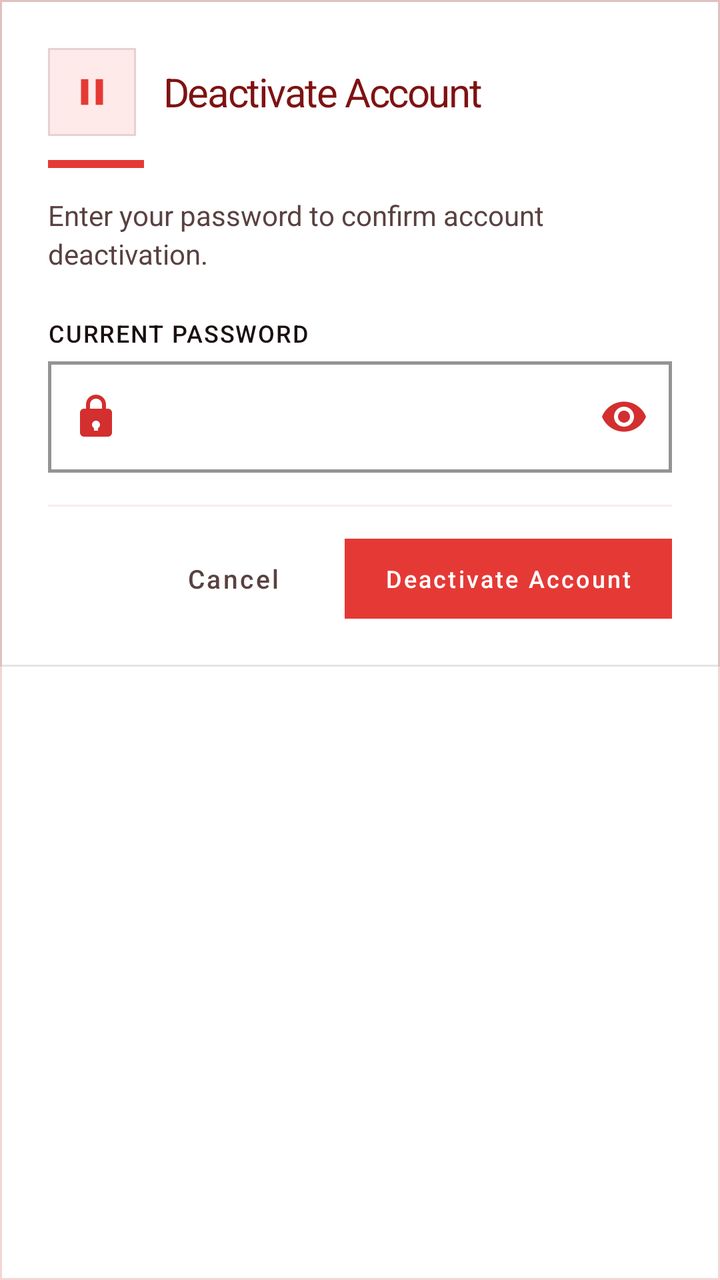
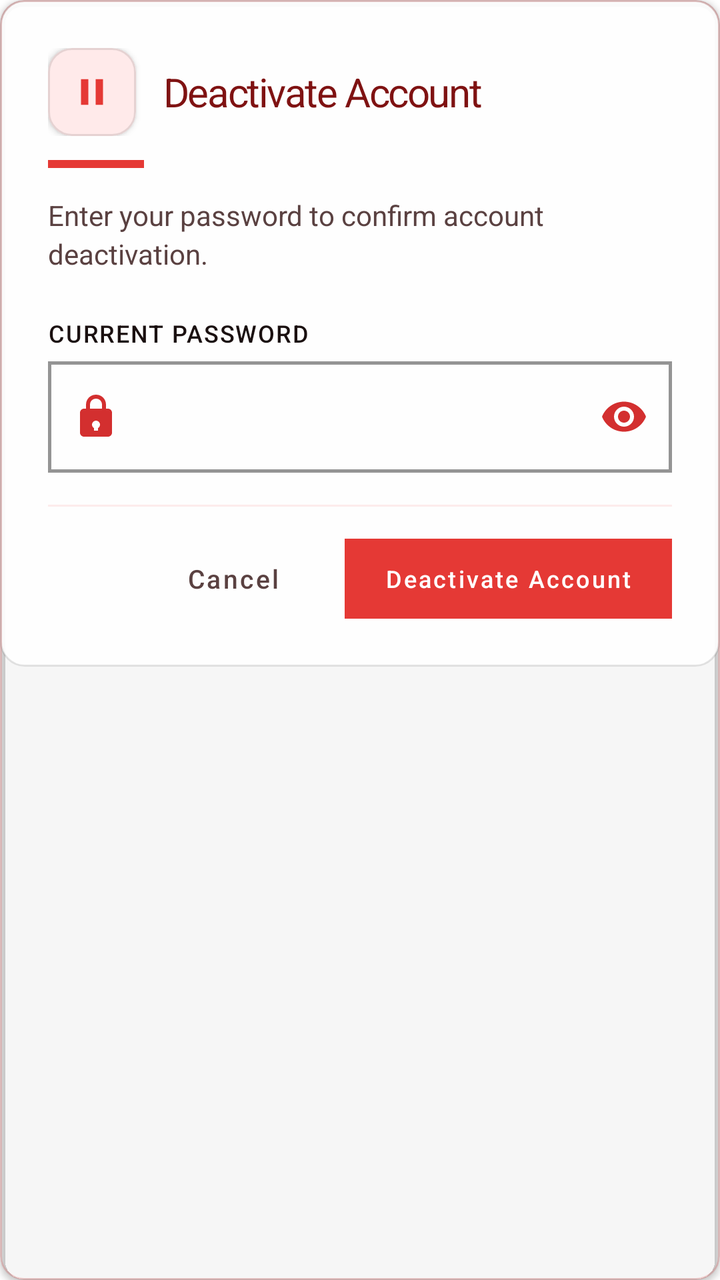

Before-and-after screenshots of an Android layout around one commit, followed by the original layout XML and the change that was made.
<!-- AndroidManifest.xml: application theme Theme.VelocitySuites -->
<!-- res/layout/dialog_deactivate_account.xml -->
<?xml version="1.0" encoding="utf-8"?>
<com.google.android.material.card.MaterialCardView xmlns:android="http://schemas.android.com/apk/res/android"
    xmlns:app="http://schemas.android.com/apk/res-auto"
    style="@style/Widget.Velocity.Card.Glass"
    android:layout_width="match_parent"
    android:layout_height="wrap_content">

    <LinearLayout
        android:layout_width="match_parent"
        android:layout_height="wrap_content"
        android:background="@drawable/bg_glass_card_white"
        android:orientation="vertical"
        android:padding="24dp">

        <LinearLayout
            android:layout_width="match_parent"
            android:layout_height="wrap_content"
            android:gravity="center_vertical"
            android:orientation="horizontal">

            <com.google.android.material.card.MaterialCardView
                android:layout_width="44dp"
                android:layout_height="44dp"
                app:cardBackgroundColor="@color/velocity_orange_soft"
                app:cardCornerRadius="0dp"
                app:cardElevation="0dp">

                <ImageView
                    android:layout_width="22dp"
                    android:layout_height="22dp"
                    android:layout_gravity="center"
                    android:importantForAccessibility="no"
                    android:src="@drawable/ic_pause"
                    app:tint="@color/velocity_orange_primary" />
            </com.google.android.material.card.MaterialCardView>

            <TextView
                style="@style/TextAppearance.Velocity.ScreenTitle"
                android:layout_width="0dp"
                android:layout_height="wrap_content"
                android:layout_marginStart="14dp"
                android:layout_weight="1"
                android:text="@string/deactivate_account_title"
                android:textSize="20sp" />
        </LinearLayout>

        <View
            android:layout_width="48dp"
            android:layout_height="4dp"
            android:layout_marginTop="12dp"
            android:layout_marginBottom="14dp"
            android:background="@drawable/shape_intro_pill"
            android:backgroundTint="@color/velocity_orange_primary" />

        <TextView
            android:layout_width="match_parent"
            android:layout_height="wrap_content"
            android:layout_marginBottom="22dp"
            android:lineSpacingExtra="3dp"
            android:text="@string/deactivate_password_prompt_message"
            android:textColor="@color/velocity_text_secondary"
            android:textSize="14sp" />

        <TextView
            style="@style/TextAppearance.Velocity.Label.Input"
            android:layout_width="wrap_content"
            android:layout_height="wrap_content"
            android:layout_marginBottom="6dp"
            android:labelFor="@+id/deactivateAccountPassword"
            android:text="@string/current_password_label"
            android:textColor="@color/velocity_text_primary" />

        <com.google.android.material.textfield.TextInputLayout
            android:id="@+id/deactivateAccountPasswordLayout"
            style="@style/Widget.Velocity.TextInputLayout.OutlinedBox.Rounded"
            android:layout_width="match_parent"
            android:layout_height="wrap_content"
            android:layout_marginBottom="8dp"
            app:passwordToggleEnabled="true"
            app:startIconDrawable="@drawable/ic_lock">
            <com.google.android.material.textfield.TextInputEditText
                android:id="@+id/deactivateAccountPassword"
                android:layout_width="match_parent"
                android:layout_height="wrap_content"
                android:inputType="textPassword" />
        </com.google.android.material.textfield.TextInputLayout>

        <View
            android:layout_width="match_parent"
            android:layout_height="1dp"
            android:layout_marginTop="8dp"
            android:layout_marginBottom="16dp"
            android:background="@color/velocity_red_soft" />

        <LinearLayout
            android:layout_width="match_parent"
            android:layout_height="wrap_content"
            android:orientation="horizontal"
            android:gravity="center_vertical|end">

            <com.google.android.material.button.MaterialButton
                android:id="@+id/btnCancelDeactivateAccount"
                style="@style/Widget.MaterialComponents.Button.TextButton"
                android:layout_width="wrap_content"
                android:layout_height="40dp"
                android:text="@string/cancel_label"
                android:textColor="@color/velocity_text_secondary"
                android:textAllCaps="false"
                android:textSize="13sp" />

            <com.google.android.material.button.MaterialButton
                android:id="@+id/btnConfirmDeactivateAccount"
                android:layout_width="wrap_content"
                android:layout_height="40dp"
                android:layout_marginStart="12dp"
                android:paddingHorizontal="20dp"
                android:text="@string/deactivate_confirm_action"
                android:textAllCaps="false"
                android:textSize="12sp"
                android:textColor="@color/white"
                app:backgroundTint="@color/velocity_orange_primary"
                app:cornerRadius="0dp" />
        </LinearLayout>
    </LinearLayout>
</com.google.android.material.card.MaterialCardView>
<!-- resources referenced by this layout -->
<resources>
  <!-- drawable bg_glass_card_white (drawable) -->
  <?xml version="1.0" encoding="utf-8"?>
  <shape xmlns:android="http://schemas.android.com/apk/res/android">
      <solid android:color="#E6FFFFFF" />
      <stroke android:width="1dp" android:color="#1A000000" />
      <corners android:radius="0dp" />
  </shape>
  <style name="Widget.Velocity.Card.Glass" parent="Widget.MaterialComponents.CardView">
          <item name="cardBackgroundColor">@android:color/transparent</item>
          <item name="cardCornerRadius">0dp</item>
          <item name="cardElevation">0dp</item>
          <item name="strokeColor">@color/velocity_red_alpha_20</item>
          <item name="strokeWidth">1dp</item>
          <item name="android:clickable">true</item>
          <item name="android:focusable">true</item>
          <item name="android:foreground">?attr/selectableItemBackground</item>
      </style>
  <style name="Theme.VelocitySuites" parent="Theme.MaterialComponents.DayNight.NoActionBar">
          
          <item name="colorPrimary">@color/velocity_red_primary</item>
          <item name="colorPrimaryVariant">@color/velocity_red_dark</item>
          <item name="colorOnPrimary">@color/white</item>
          
          <item name="colorSecondary">@color/velocity_red_rose</item>
          <item name="colorSecondaryVariant">@color/velocity_red_deep</item>
          <item name="colorOnSecondary">@color/white</item>
          
          <item name="android:statusBarColor">@color/velocity_red_primary</item>
          
          <item name="textAppearanceHeadline1">@style/TextAppearance.MaterialComponents.Headline1</item>
          <item name="textAppearanceHeadline2">@style/TextAppearance.MaterialComponents.Headline2</item>
          <item name="textAppearanceHeadline3">@style/TextAppearance.MaterialComponents.Headline3</item>
          <item name="textAppearanceHeadline4">@style/TextAppearance.MaterialComponents.Headline4</item>
          <item name="textAppearanceHeadline5">@style/TextAppearance.MaterialComponents.Headline5</item>
          <item name="textAppearanceHeadline6">@style/TextAppearance.MaterialComponents.Headline6</item>
          <item name="textAppearanceSubtitle1">@style/TextAppearance.MaterialComponents.Subtitle1</item>
          <item name="textAppearanceSubtitle2">@style/TextAppearance.MaterialComponents.Subtitle2</item>
          <item name="textAppearanceBody1">@style/TextAppearance.MaterialComponents.Body1</item>
          <item name="textAppearanceBody2">@style/TextAppearance.MaterialComponents.Body2</item>
          <item name="textAppearanceCaption">@style/TextAppearance.MaterialComponents.Caption</item>
          <item name="textAppearanceButton">@style/TextAppearance.MaterialComponents.Button</item>
          <item name="textAppearanceOverline">@style/TextAppearance.MaterialComponents.Overline</item>
          
          <item name="shapeAppearanceSmallComponent">@style/ShapeAppearance.Velocity.Square</item>
          <item name="shapeAppearanceMediumComponent">@style/ShapeAppearance.Velocity.Square</item>
          <item name="shapeAppearanceLargeComponent">@style/ShapeAppearance.Velocity.Square</item>
          <item name="materialButtonStyle">@style/Widget.Velocity.Flat.Button</item>
          <item name="materialButtonOutlinedStyle">@style/Widget.Velocity.Flat.Button.Outlined</item>
          <item name="borderlessButtonStyle">@style/Widget.Velocity.Flat.Button.Text</item>
          <item name="materialCardViewStyle">@style/Widget.Velocity.Card.Flat</item>
          <item name="chipStyle">@style/Widget.Velocity.Flat.Chip</item>
          <item name="textInputStyle">@style/Widget.Velocity.TextInputLayout.OutlinedBox.Square</item>
          <item name="snackbarStyle">@style/Widget.Velocity.Flat.Snackbar</item>
          <item name="materialAlertDialogTheme">@style/ThemeOverlay.Velocity.Flat.AlertDialog</item>
          <item name="bottomSheetDialogTheme">@style/ThemeOverlay.Velocity.Flat.BottomSheetDialog</item>
          <item name="android:windowElevation">0dp</item>
      </style>
  <style name="Widget.Velocity.Card.Flat" parent="Widget.MaterialComponents.CardView">
          <item name="cardElevation">0dp</item>
          <item name="cardCornerRadius">0dp</item>
          <item name="cardBackgroundColor">@color/velocity_surface_elevated</item>
          <item name="strokeColor">@color/velocity_divider_hairline</item>
          <item name="strokeWidth">1dp</item>
          <item name="shapeAppearance">@style/ShapeAppearance.Velocity.Square</item>
      </style>
  <!-- unchanged entries left out for length: 36 -->
</resources>

<!-- the commit's change to res/layout/dialog_deactivate_account.xml (unified diff, before → after) -->
@@ -22,8 +22,8 @@
                 android:layout_width="44dp"
                 android:layout_height="44dp"
                 app:cardBackgroundColor="@color/velocity_orange_soft"
-                app:cardCornerRadius="0dp"
-                app:cardElevation="0dp">
+                app:cardCornerRadius="@dimen/card_corner_radius"
+                app:cardElevation="@dimen/card_elevation">
 
                 <ImageView
                     android:layout_width="22dp"
<!-- resource entries referenced after the edit -->
@@ -1,16 +1,18 @@
 <!-- resources referenced by this layout -->
 <resources>
+  <dimen name="card_corner_radius">12dp</dimen>
+  <dimen name="card_elevation">2dp</dimen>
   <!-- drawable bg_glass_card_white (drawable) -->
   <?xml version="1.0" encoding="utf-8"?>
   <shape xmlns:android="http://schemas.android.com/apk/res/android">
       <solid android:color="#E6FFFFFF" />
       <stroke android:width="1dp" android:color="#1A000000" />
-      <corners android:radius="0dp" />
+      <corners android:radius="@dimen/card_corner_radius" />
   </shape>
   <style name="Widget.Velocity.Card.Glass" parent="Widget.MaterialComponents.CardView">
           <item name="cardBackgroundColor">@android:color/transparent</item>
-          <item name="cardCornerRadius">0dp</item>
-          <item name="cardElevation">0dp</item>
+          <item name="cardCornerRadius">@dimen/card_corner_radius</item>
+          <item name="cardElevation">@dimen/card_elevation</item>
           <item name="strokeColor">@color/velocity_red_alpha_20</item>
           <item name="strokeWidth">1dp</item>
           <item name="android:clickable">true</item>
@@ -44,7 +46,7 @@
           <item name="textAppearanceOverline">@style/TextAppearance.MaterialComponents.Overline</item>
           
           <item name="shapeAppearanceSmallComponent">@style/ShapeAppearance.Velocity.Square</item>
-          <item name="shapeAppearanceMediumComponent">@style/ShapeAppearance.Velocity.Square</item>
+          <item name="shapeAppearanceMediumComponent">@style/ShapeAppearance.Velocity.Card</item>
           <item name="shapeAppearanceLargeComponent">@style/ShapeAppearance.Velocity.Square</item>
           <item name="materialButtonStyle">@style/Widget.Velocity.Flat.Button</item>
           <item name="materialButtonOutlinedStyle">@style/Widget.Velocity.Flat.Button.Outlined</item>
@@ -57,13 +59,17 @@
           <item name="bottomSheetDialogTheme">@style/ThemeOverlay.Velocity.Flat.BottomSheetDialog</item>
           <item name="android:windowElevation">0dp</item>
       </style>
+  <style name="ShapeAppearance.Velocity.Card" parent="">
+          <item name="cornerFamily">rounded</item>
+          <item name="cornerSize">@dimen/card_corner_radius</item>
+      </style>
   <style name="Widget.Velocity.Card.Flat" parent="Widget.MaterialComponents.CardView">
-          <item name="cardElevation">0dp</item>
-          <item name="cardCornerRadius">0dp</item>
+          <item name="cardElevation">@dimen/card_elevation</item>
+          <item name="cardCornerRadius">@dimen/card_corner_radius</item>
           <item name="cardBackgroundColor">@color/velocity_surface_elevated</item>
           <item name="strokeColor">@color/velocity_divider_hairline</item>
           <item name="strokeWidth">1dp</item>
-          <item name="shapeAppearance">@style/ShapeAppearance.Velocity.Square</item>
+          <item name="shapeAppearance">@style/ShapeAppearance.Velocity.Card</item>
       </style>
   <!-- unchanged entries left out for length: 36 -->
 </resources>
